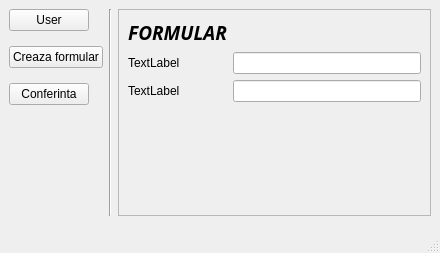
The window that ProjPOO/principalform.ui (fictionalKarma/benchmark-tests) describes before a commit, drawn with Qt 5.
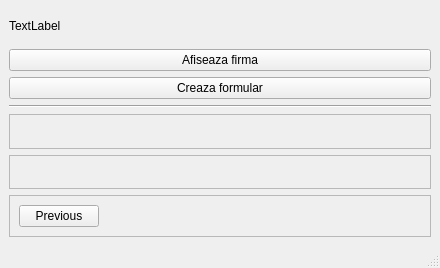
The same window after the commit.

```diff
--- a/ProjPOO/principalform.ui
+++ b/ProjPOO/principalform.ui
@@ -7,7 +7,7 @@
     <x>0</x>
     <y>0</y>
     <width>440</width>
-    <height>253</height>
+    <height>268</height>
    </rect>
   </property>
   <property name="sizePolicy">
@@ -23,123 +23,91 @@
    <enum>Qt::LeftToRight</enum>
   </property>
   <widget class="QWidget" name="centralwidget">
-   <layout class="QGridLayout" name="gridLayout">
-    <item row="0" column="0">
-     <layout class="QFormLayout" name="formLayout_3">
-      <item row="0" column="0">
-       <widget class="QPushButton" name="pushButton_2">
-        <property name="text">
-         <string>User</string>
-        </property>
-       </widget>
-      </item>
-      <item row="1" column="0">
-       <widget class="Line" name="line_3">
-        <property name="orientation">
-         <enum>Qt::Horizontal</enum>
-        </property>
-       </widget>
-      </item>
-      <item row="2" column="0">
-       <widget class="QPushButton" name="pushButton">
-        <property name="text">
-         <string>Creaza formular</string>
-        </property>
-       </widget>
-      </item>
-      <item row="3" column="0">
-       <widget class="Line" name="line_4">
-        <property name="orientation">
-         <enum>Qt::Horizontal</enum>
-        </property>
-       </widget>
-      </item>
-      <item row="4" column="0">
-       <widget class="QPushButton" name="pushButton_4">
-        <property name="text">
-         <string>Conferinta</string>
-        </property>
-       </widget>
-      </item>
-     </layout>
+   <layout class="QVBoxLayout" name="verticalLayout">
+    <item>
+     <widget class="QLabel" name="username_label">
+      <property name="maximumSize">
+       <size>
+        <width>16777215</width>
+        <height>455</height>
+       </size>
+      </property>
+      <property name="text">
+       <string>TextLabel</string>
+      </property>
+     </widget>
     </item>
-    <item row="3" column="1">
+    <item>
+     <widget class="QPushButton" name="pushButton_2">
+      <property name="text">
+       <string>Afiseaza firma</string>
+      </property>
+     </widget>
+    </item>
+    <item>
+     <widget class="QPushButton" name="pushButton">
+      <property name="text">
+       <string>Creaza formular</string>
+      </property>
+     </widget>
+    </item>
+    <item>
      <widget class="Line" name="line">
       <property name="orientation">
-       <enum>Qt::Vertical</enum>
+       <enum>Qt::Horizontal</enum>
       </property>
      </widget>
     </item>
-    <item row="0" column="1">
-     <widget class="Line" name="line_2">
-      <property name="orientation">
-       <enum>Qt::Vertical</enum>
+    <item>
+     <widget class="QFrame" name="boss_frame">
+      <property name="frameShape">
+       <enum>QFrame::StyledPanel</enum>
       </property>
+      <property name="frameShadow">
+       <enum>QFrame::Raised</enum>
+      </property>
      </widget>
     </item>
-    <item row="0" column="3">
-     <widget class="QScrollArea" name="scrollArea">
-      <property name="widgetResizable">
-       <bool>true</bool>
+    <item>
+     <widget class="QFrame" name="children_frame">
+      <property name="frameShape">
+       <enum>QFrame::StyledPanel</enum>
       </property>
-      <widget class="QWidget" name="scrollAreaWidgetContents">
-       <property name="geometry">
-        <rect>
-         <x>0</x>
-         <y>0</y>
-         <width>201</width>
-         <height>186</height>
-        </rect>
-       </property>
-       <layout class="QFormLayout" name="formLayout">
-        <item row="0" column="0">
-         <layout class="QVBoxLayout" name="verticalLayout">
-          <item>
-           <widget class="QLabel" name="label">
-            <property name="font">
-             <font>
-              <family>Modern No. 20</family>
-              <pointsize>14</pointsize>
-              <weight>75</weight>
-              <italic>true</italic>
-              <bold>true</bold>
-             </font>
-            </property>
-            <property name="layoutDirection">
-             <enum>Qt::RightToLeft</enum>
-            </property>
-            <property name="text">
-             <string>FORMULAR</string>
-            </property>
-            <property name="alignment">
-             <set>Qt::AlignCenter</set>
-            </property>
-           </widget>
-          </item>
-         </layout>
-        </item>
-        <item row="1" column="0">
-         <widget class="QLabel" name="label_2">
-          <property name="text">
-           <string>TextLabel</string>
-          </property>
-         </widget>
-        </item>
-        <item row="1" column="1">
-         <widget class="QLineEdit" name="lineEdit"/>
-        </item>
-        <item row="3" column="0">
-         <widget class="QLabel" name="label_3">
-          <property name="text">
-           <string>TextLabel</string>
-          </property>
-         </widget>
-        </item>
-        <item row="3" column="1">
-         <widget class="QLineEdit" name="lineEdit_2"/>
-        </item>
-       </layout>
-      </widget>
+      <property name="frameShadow">
+       <enum>QFrame::Raised</enum>
+      </property>
+     </widget>
+    </item>
+    <item>
+     <widget class="QFrame" name="frame">
+      <property name="frameShape">
+       <enum>QFrame::StyledPanel</enum>
+      </property>
+      <property name="frameShadow">
+       <enum>QFrame::Raised</enum>
+      </property>
+      <layout class="QHBoxLayout" name="horizontalLayout">
+       <item>
+        <widget class="QPushButton" name="previous_button">
+         <property name="text">
+          <string>Previous</string>
+         </property>
+        </widget>
+       </item>
+       <item>
+        <spacer name="horizontalSpacer">
+         <property name="orientation">
+          <enum>Qt::Horizontal</enum>
+         </property>
+         <property name="sizeHint" stdset="0">
+          <size>
+           <width>40</width>
+           <height>20</height>
+          </size>
+         </property>
+        </spacer>
+       </item>
+      </layout>
      </widget>
     </item>
    </layout>
```
Left out of the diff: 4 changed lines with no effect on the pictures.
